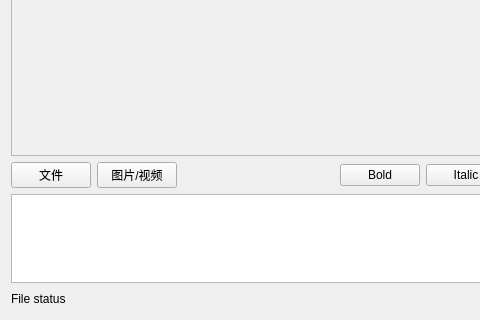
This is LCS/chatwindow.ui in SeeChen/LCS_lanChatSoftware as Qt 5 draws it before an edit; both pictures show x 0 to 480 and y 205 to 525 of the 775 by 525 pixel window. The edited form follows.
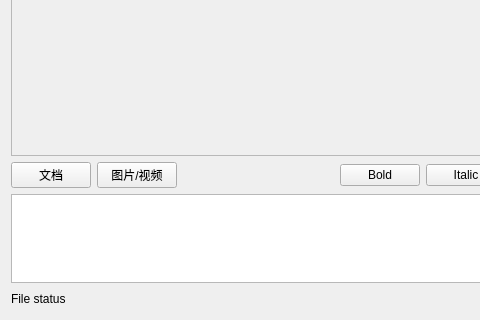
This is the edited form.

Patch:
```diff
--- a/LCS/chatwindow.ui
+++ b/LCS/chatwindow.ui
@@ -111,7 +111,7 @@
      <item>
       <widget class="QPushButton" name="pushButtonFile">
        <property name="text">
-        <string>文件</string>
+        <string>文档</string>
        </property>
       </widget>
      </item>
```
